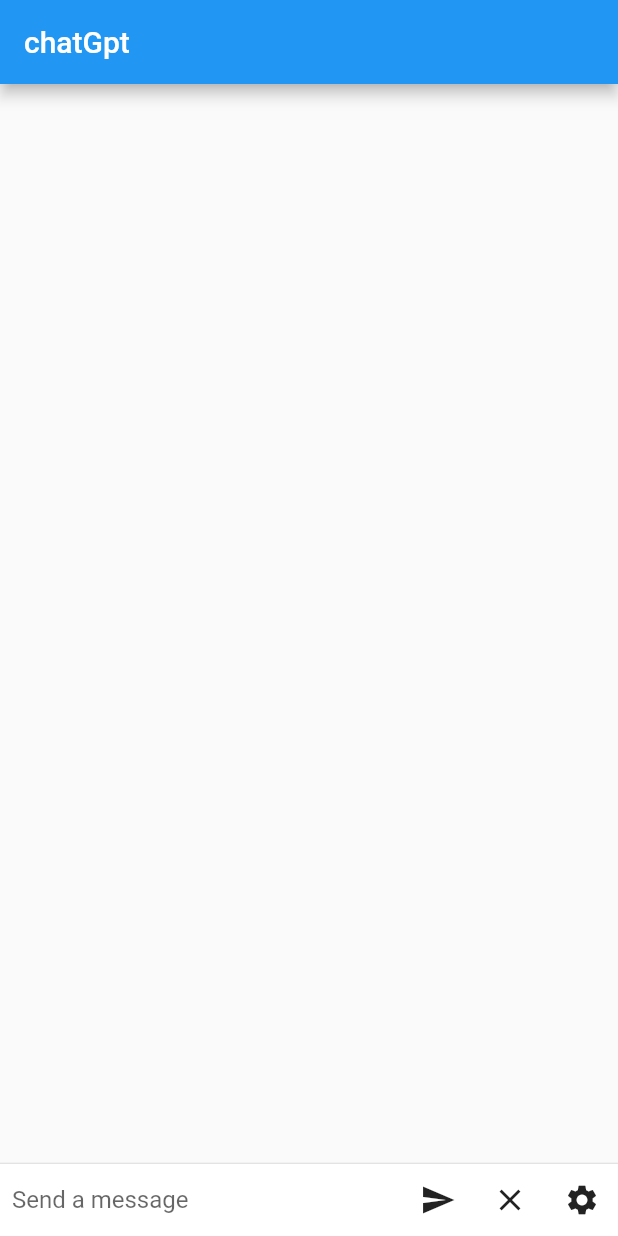
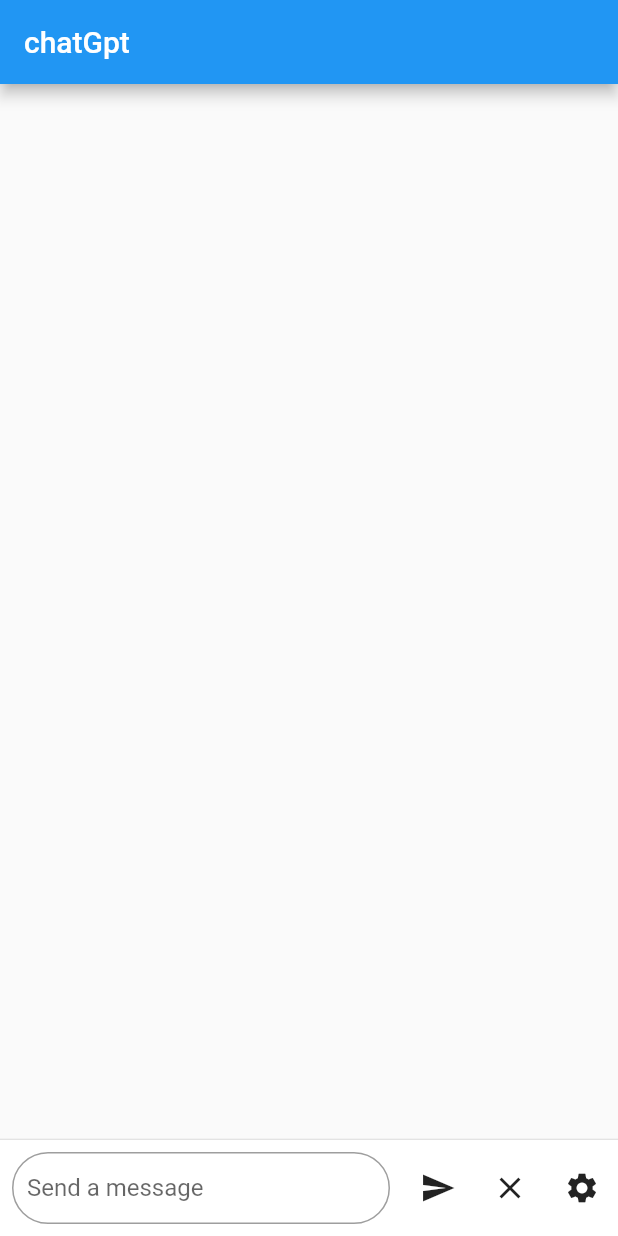
Before and after one commit to dext7r/chatgpt-flutter, a Flutter app: the screen it shows after launch, on a phone screen of 412 x 824 dp. Run offline on Flutter 3.47's test engine with Material 2 defaults, Android fonts, the light colour scheme and no system bars; our stand-ins replace flutter_dotenv, flutter_markdown.

```diff
--- a/lib/main.dart
+++ b/lib/main.dart
@@ -112,9 +112,8 @@
           'title': line.substring(3),
           'questions': '',
         };
-      }
-      else if (line.length > 4) {
-        prompt['questions'] += line.substring(4) + '\n';
+      } else if (line.length > 4) {
+        prompt['questions'] += line + '\n';
       }
     }
     prompts.add(prompt);
@@ -152,6 +151,7 @@
   final String _apiKey = dotenv.env['API_KEY']!; // API key
   final String _model = "gpt-3.5-turbo-0301"; // GPT model
   bool _isCopied = false; // whether the message has been copied to clipboard
+  bool _isLoading = false; // whether the app is loading
 
   @override
   Widget build(BuildContext context) {
@@ -237,8 +237,14 @@
                       maxLines: null,
                       controller: _controller,
                       onFieldSubmitted: _handleSubmit,
-                      decoration: InputDecoration.collapsed(
+                      style: TextStyle(fontSize: 16),
+                      textAlignVertical: TextAlignVertical.center,
+                      decoration: InputDecoration(
+                        contentPadding: EdgeInsets.symmetric(horizontal: 10),
                         hintText: 'Send a message',
+                        border: OutlineInputBorder(
+                          borderRadius: BorderRadius.circular(25),
+                        ),
                       ),
                     ),
                   ),
@@ -250,7 +256,7 @@
                     if (!currentFocus.hasPrimaryFocus) {
                       currentFocus.unfocus();
                     }
-                    if(_controller.text.length>0 ){
+                    if (_controller.text.length > 0) {
                       _handleSubmit(_controller.text);
                     }
                   },
@@ -272,7 +278,14 @@
                       _controller.text = selectedPrompt['questions'];
                     }
                   },
+                ),
+                _isLoading // if loading is true, show CircularProgressIndicator
+                    ? Container(
+                  alignment: Alignment.center,
+                  color: Colors.white70,
+                  child: CircularProgressIndicator(),
                 )
+                    : SizedBox.shrink(),
               ],
             ),
           ),
@@ -282,6 +295,9 @@
   }
 
   void _handleSubmit(String text) async {
+    setState(() {
+      _isLoading = true; // set loading to true
+    });
     _controller.clear();
     final author = 'user';
     final content = text;
@@ -294,6 +310,7 @@
           'timestamp': '${DateTime.now().toUtc()}',
         },
       );
+      _isLoading = false; // set loading to false
     });
 
     var data = {
@@ -337,7 +354,6 @@
         },
       );
     });
-    await _copyToClipboard(reply);
   }
 
   Future<void> _copyToClipboard(String text) async {
```
Also changed, not shown: 8 other files.
